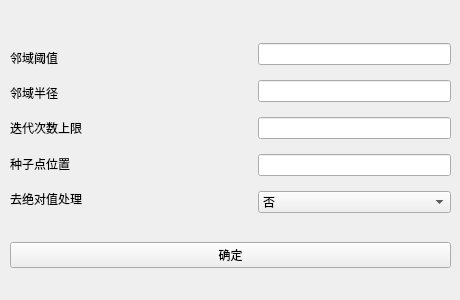
The window that GUI_version/ui/uiRG.ui (pyb0924/BI908_project) describes before a commit, drawn with Qt 5.
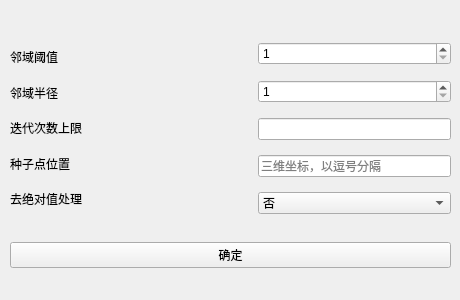
The same window after the commit.

```diff
--- a/GUI_version/ui/uiRG.ui
+++ b/GUI_version/ui/uiRG.ui
@@ -101,16 +101,35 @@
          <number>15</number>
         </property>
         <item>
-         <widget class="QLineEdit" name="RGtEdit"/>
+         <widget class="QSpinBox" name="RGtBox">
+          <property name="minimum">
+           <number>1</number>
+          </property>
+         </widget>
         </item>
         <item>
-         <widget class="QLineEdit" name="RGradiusEdit"/>
+         <widget class="QSpinBox" name="RGradiusBox">
+          <property name="minimum">
+           <number>1</number>
+          </property>
+         </widget>
         </item>
         <item>
-         <widget class="QLineEdit" name="RGitermaxEdit"/>
+         <widget class="QLineEdit" name="RGitermaxEdit">
+          <property name="text">
+           <string/>
+          </property>
+          <property name="placeholderText">
+           <string/>
+          </property>
+         </widget>
         </item>
         <item>
-         <widget class="QLineEdit" name="RGseedEdit"/>
+         <widget class="QLineEdit" name="RGseedEdit">
+          <property name="placeholderText">
+           <string>三维坐标，以逗号分隔</string>
+          </property>
+         </widget>
         </item>
         <item>
          <widget class="QComboBox" name="RGtypeBox">
```
